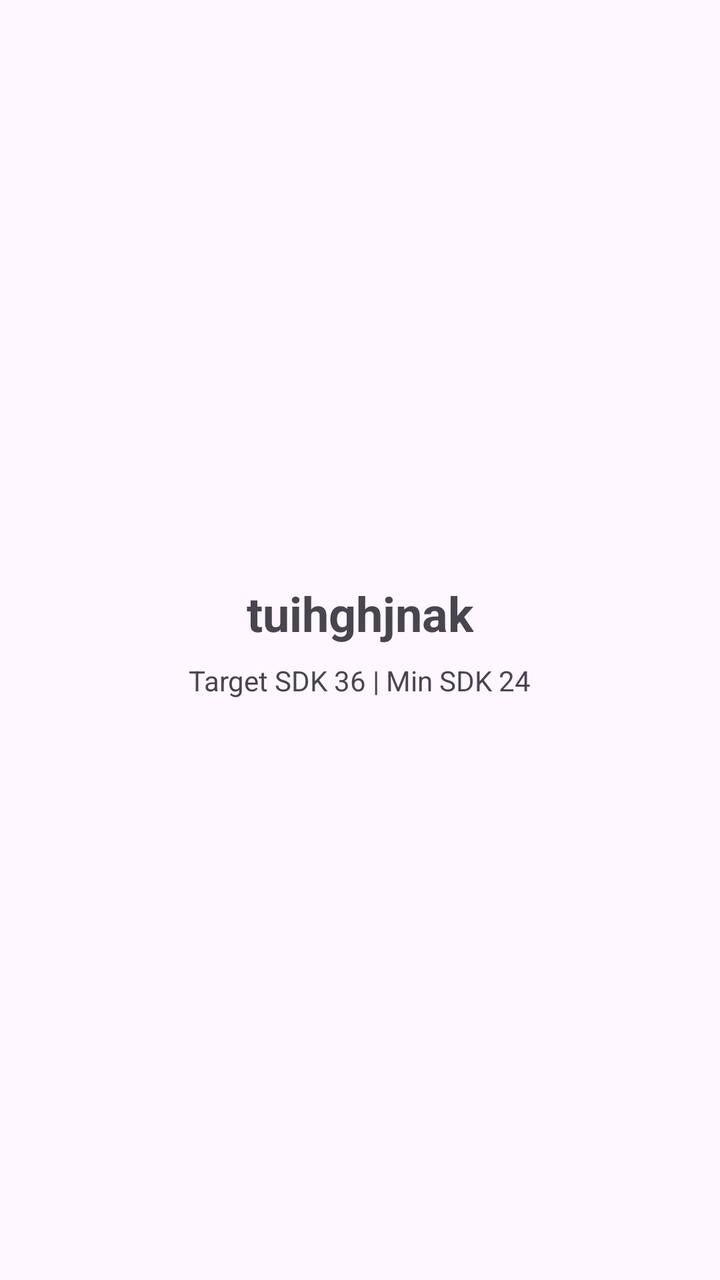
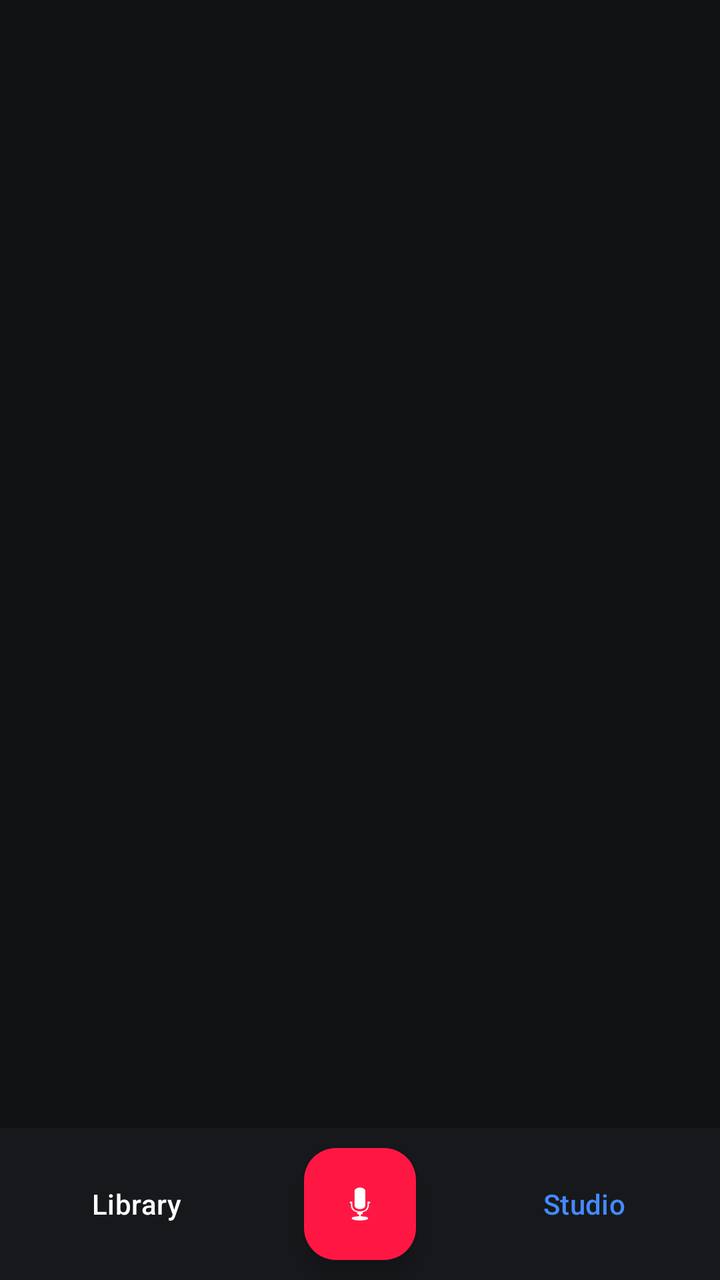

Before-and-after screenshots of an Android layout around one commit, followed by the original layout XML and the change that was made.
<!-- AndroidManifest.xml: application theme Theme.AudioRecorder -->
<!-- res/layout/activity_main.xml -->
<?xml version="1.0" encoding="utf-8"?>
<LinearLayout xmlns:android="http://schemas.android.com/apk/res/android"
    android:layout_width="match_parent"
    android:layout_height="match_parent"
    android:gravity="center"
    android:orientation="vertical"
    android:padding="24dp">

    <TextView
        android:layout_width="wrap_content"
        android:layout_height="wrap_content"
        android:text="tuihghjnak"
        android:textSize="24sp"
        android:textStyle="bold" />

    <TextView
        android:layout_width="wrap_content"
        android:layout_height="wrap_content"
        android:layout_marginTop="8dp"
        android:text="Target SDK 36 | Min SDK 24"
        android:textSize="14sp" />

</LinearLayout>
<!-- resources referenced by this layout -->
<resources>
  <style name="Theme.AudioRecorder" parent="Theme.Material3.DayNight.NoActionBar" />
</resources>

<!-- the commit's change to res/layout/activity_main.xml (unified diff, before → after) -->
@@ -1,23 +1,102 @@
 <?xml version="1.0" encoding="utf-8"?>
-<LinearLayout xmlns:android="http://schemas.android.com/apk/res/android"
+<androidx.constraintlayout.widget.ConstraintLayout
+    xmlns:android="http://schemas.android.com/apk/res/android"
+    xmlns:app="http://schemas.android.com/apk/res-auto"
     android:layout_width="match_parent"
     android:layout_height="match_parent"
-    android:gravity="center"
-    android:orientation="vertical"
-    android:padding="24dp">
+    android:background="#101214">
 
-    <TextView
-        android:layout_width="wrap_content"
-        android:layout_height="wrap_content"
-        android:text="tuihghjnak"
-        android:textSize="24sp"
-        android:textStyle="bold" />
+    
+    <androidx.fragment.app.FragmentContainerView
+        android:id="@+id/fragmentContainer"
+        android:layout_width="0dp"
+        android:layout_height="0dp"
+        app:layout_constraintTop_toTopOf="parent"
+        app:layout_constraintBottom_toTopOf="@+id/bottomDock"
+        app:layout_constraintStart_toStartOf="parent"
+        app:layout_constraintEnd_toEndOf="parent" />
 
-    <TextView
-        android:layout_width="wrap_content"
-        android:layout_height="wrap_content"
-        android:layout_marginTop="8dp"
-        android:text="Target SDK 36 | Min SDK 24"
-        android:textSize="14sp" />
+    
+    <LinearLayout
+        android:id="@+id/bottomDock"
+        android:layout_width="0dp"
+        android:layout_height="76dp"
+        android:orientation="horizontal"
+        android:gravity="center"
+        android:background="#16181B"
+        android:paddingHorizontal="24dp"
+        app:layout_constraintBottom_toBottomOf="parent"
+        app:layout_constraintStart_toStartOf="parent"
+        app:layout_constraintEnd_toEndOf="parent">
 
-</LinearLayout>
+        
+        <Button
+            android:id="@+id/btnNavLibrary"
+            style="@style/Widget.Material3.Button.TextButton"
+            android:layout_width="wrap_content"
+            android:layout_height="wrap_content"
+            android:text="Library"
+            android:textColor="#FFFFFF" />
+
+        <View
+            android:layout_width="0dp"
+            android:layout_height="1dp"
+            android:layout_weight="1" />
+
+        
+        <com.google.android.material.floatingactionbutton.FloatingActionButton
+            android:id="@+id/fabRecord"
+            android:layout_width="wrap_content"
+            android:layout_height="wrap_content"
+            android:backgroundTint="#FF1744"
+            app:tint="#FFFFFF"
+            android:src="@android:drawable/ic_btn_speak_now"
+            app:fabSize="normal"
+            android:contentDescription="Record" />
+
+        
+        <LinearLayout
+            android:id="@+id/layoutActiveControls"
+            android:layout_width="wrap_content"
+            android:layout_height="wrap_content"
+            android:orientation="horizontal"
+            android:gravity="center"
+            android:visibility="gone">
+
+            <com.google.android.material.floatingactionbutton.FloatingActionButton
+                android:id="@+id/fabPauseResume"
+                android:layout_width="wrap_content"
+                android:layout_height="wrap_content"
+                android:layout_marginEnd="16dp"
+                android:backgroundTint="#FFD600"
+                app:tint="#121416"
+                android:src="@android:drawable/ic_media_pause"
+                app:fabSize="mini"
+                android:contentDescription="Pause or Resume" />
+
+            <com.google.android.material.floatingactionbutton.FloatingActionButton
+                android:id="@+id/fabStop"
+                android:layout_width="wrap_content"
+                android:layout_height="wrap_content"
+                android:backgroundTint="#FF1744"
+                app:tint="#FFFFFF"
+                android:src="@android:drawable/ic_menu_save"
+                app:fabSize="normal"
+                android:contentDescription="Stop and Save" />
+        </LinearLayout>
+
+        <View
+            android:layout_width="0dp"
+            android:layout_height="1dp"
+            android:layout_weight="1" />
+
+        <Button
+            android:id="@+id/btnNavStudio"
+            style="@style/Widget.Material3.Button.TextButton"
+            android:layout_width="wrap_content"
+            android:layout_height="wrap_content"
+            android:text="Studio"
+            android:textColor="#448AFF" />
+    </LinearLayout>
+
+</androidx.constraintlayout.widget.ConstraintLayout>
